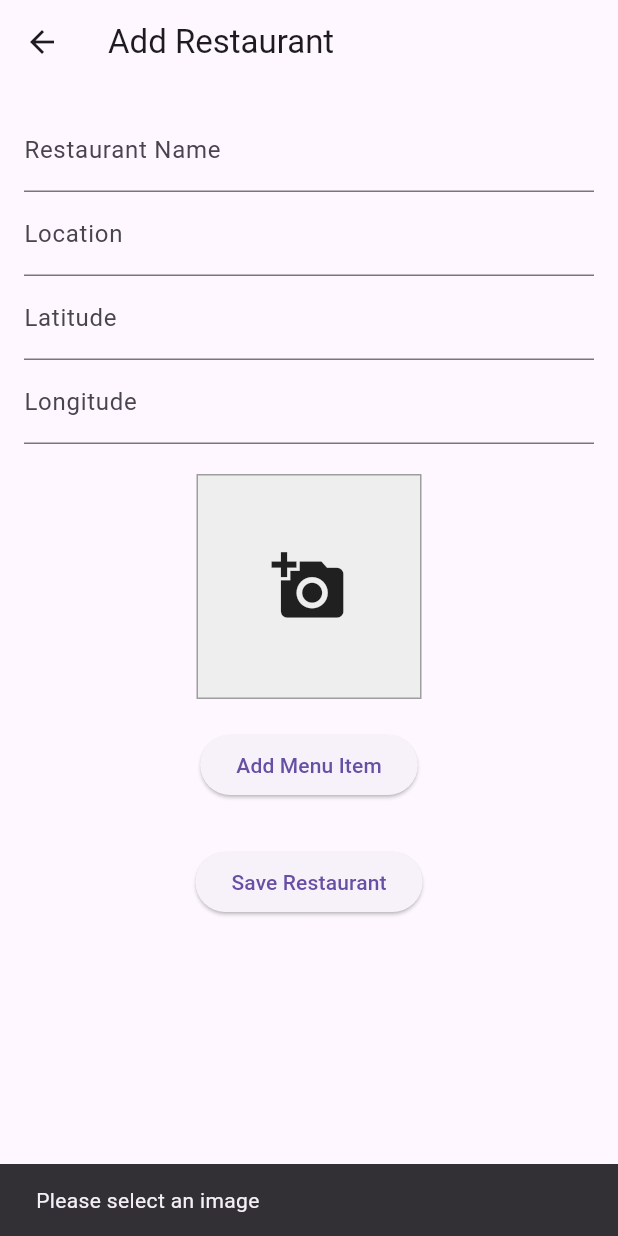
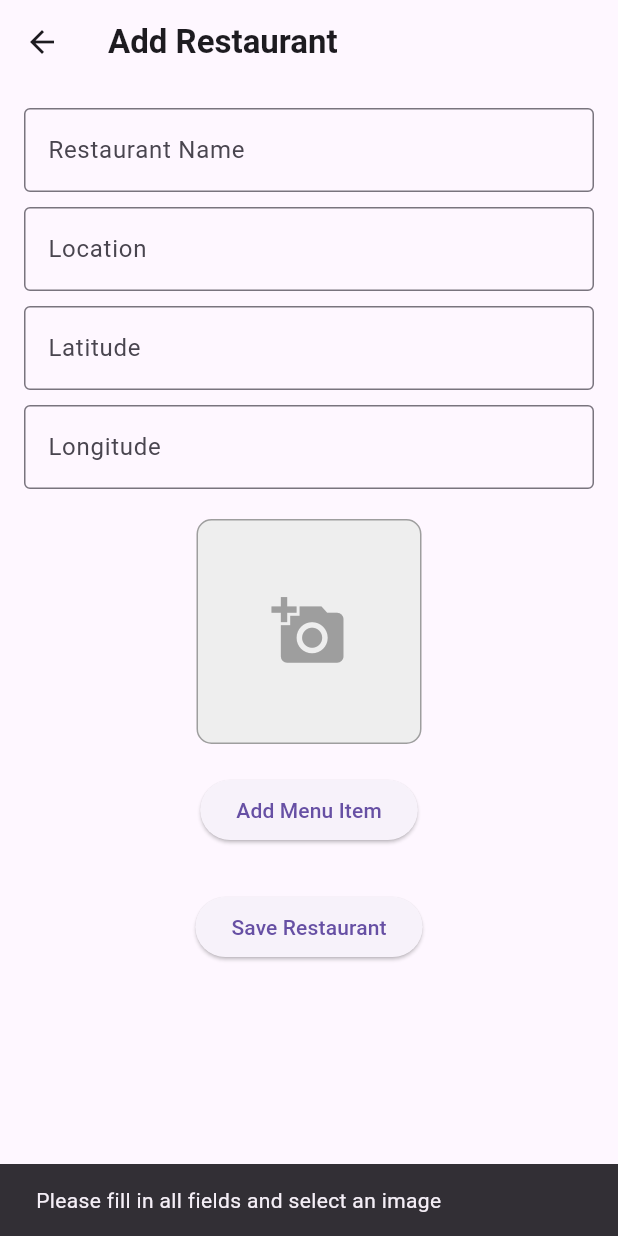
Before and after one commit to Zwl112512/asm2, a Flutter app: the AdminAddRestaurantPage screen opened by its route, after a tap on "Save Restaurant", on a phone screen of 412 x 824 dp. Run offline on Flutter 3.47's test engine with Material 3 defaults, Android fonts, the phone set to English and light mode, and no system bars; our stand-ins replace cloud_firestore, dash_chat_2, firebase_auth, firebase_core, firebase_storage, geolocator and 2 more; missing offline and left inert: chat_gpt_sdk; accounts and stored records are empty.

Commit message:
Update AdminAddRestaurantPage.dart

```diff
--- a/lib/screens/AdminAddRestaurantPage.dart
+++ b/lib/screens/AdminAddRestaurantPage.dart
@@ -15,8 +15,6 @@ class _AdminAddRestaurantPageState extends State<AdminAddRestaurantPage> {
   final TextEditingController latitudeController = TextEditingController();
   final TextEditingController longitudeController = TextEditingController();
   File? _imageFile;
-
-  // 菜单项列表
   List<Map<String, dynamic>> menuItems = [];
 
   Future<void> _pickImage() async {
@@ -29,16 +27,26 @@ class _AdminAddRestaurantPageState extends State<AdminAddRestaurantPage> {
   }
 
   Future<void> _saveRestaurant() async {
-    if (_imageFile == null) {
+    if (_imageFile == null ||
+        nameController.text.trim().isEmpty ||
+        locationController.text.trim().isEmpty ||
+        latitudeController.text.trim().isEmpty ||
+        longitudeController.text.trim().isEmpty) {
       ScaffoldMessenger.of(context).showSnackBar(
-        SnackBar(content: Text('Please select an image')),
+        SnackBar(content: Text('Please fill in all fields and select an image')),
+      );
+      return;
+    }
+
+    if (menuItems.isEmpty) {
+      ScaffoldMessenger.of(context).showSnackBar(
+        SnackBar(content: Text('Menu must have at least one item')),
       );
       return;
     }
 
     try {
-      final imageUrl =
-      await FirebaseStorageHelper.uploadImage(_imageFile!, 'restaurant_images');
+      final imageUrl = await FirebaseStorageHelper.uploadImage(_imageFile!, 'restaurant_images');
 
       if (imageUrl != null) {
         await FirestoreHelper.addDocument('restaurants', {
@@ -47,13 +55,13 @@ class _AdminAddRestaurantPageState extends State<AdminAddRestaurantPage> {
           'latitude': double.parse(latitudeController.text.trim()),
           'longitude': double.parse(longitudeController.text.trim()),
           'image': imageUrl,
-          'menu': menuItems, // 将菜单项保存到数据库
+          'menu': menuItems,
         });
 
         ScaffoldMessenger.of(context).showSnackBar(
           SnackBar(content: Text('Restaurant added successfully')),
         );
-        Navigator.pop(context); // 返回上一页面
+        Navigator.pop(context);
       } else {
         throw Exception('Image upload failed');
       }
@@ -72,7 +80,7 @@ class _AdminAddRestaurantPageState extends State<AdminAddRestaurantPage> {
     await showDialog(
       context: context,
       builder: (context) => AlertDialog(
-        title: Text('Add Menu Item'),
+        title: Text('Add Menu Item', style: TextStyle(fontWeight: FontWeight.bold)),
         content: SingleChildScrollView(
           child: Column(
             children: [
@@ -88,8 +96,7 @@ class _AdminAddRestaurantPageState extends State<AdminAddRestaurantPage> {
               SizedBox(height: 10),
               GestureDetector(
                 onTap: () async {
-                  final selectedImage =
-                  await ImagePickerHelper.pickImageFromGallery();
+                  final selectedImage = await ImagePickerHelper.pickImageFromGallery();
                   if (selectedImage != null) {
                     setState(() {
                       menuItemImageFile = selectedImage;
@@ -101,11 +108,15 @@ class _AdminAddRestaurantPageState extends State<AdminAddRestaurantPage> {
                   height: 100,
                   decoration: BoxDecoration(
                     color: Colors.grey[200],
+                    borderRadius: BorderRadius.circular(10),
                     border: Border.all(color: Colors.grey),
                   ),
                   child: menuItemImageFile == null
-                      ? Icon(Icons.add_a_photo, size: 50)
-                      : Image.file(menuItemImageFile!, fit: BoxFit.cover),
+                      ? Icon(Icons.add_a_photo, size: 50, color: Colors.grey)
+                      : ClipRRect(
+                    borderRadius: BorderRadius.circular(10),
+                    child: Image.file(menuItemImageFile!, fit: BoxFit.cover),
+                  ),
                 ),
               ),
             ],
@@ -154,29 +165,43 @@ class _AdminAddRestaurantPageState extends State<AdminAddRestaurantPage> {
   Widget build(BuildContext context) {
     return Scaffold(
       appBar: AppBar(
-        title: Text('Add Restaurant'),
+        title: Text('Add Restaurant', style: TextStyle(fontWeight: FontWeight.bold)),
       ),
-      body: Padding(
+      body: SingleChildScrollView(
         padding: const EdgeInsets.all(16.0),
-        child: SingleChildScrollView(
         child: Column(
           children: [
             TextField(
               controller: nameController,
-                decoration: InputDecoration(labelText: 'Restaurant Name'),
+              decoration: InputDecoration(
+                labelText: 'Restaurant Name',
+                border: OutlineInputBorder(),
               ),
+            ),
+            SizedBox(height: 10),
             TextField(
               controller: locationController,
-                decoration: InputDecoration(labelText: 'Location'),
+              decoration: InputDecoration(
+                labelText: 'Location',
+                border: OutlineInputBorder(),
               ),
+            ),
+            SizedBox(height: 10),
             TextField(
               controller: latitudeController,
-                decoration: InputDecoration(labelText: 'Latitude'),
+              decoration: InputDecoration(
+                labelText: 'Latitude',
+                border: OutlineInputBorder(),
+              ),
               keyboardType: TextInputType.number,
             ),
+            SizedBox(height: 10),
             TextField(
               controller: longitudeController,
-                decoration: InputDecoration(labelText: 'Longitude'),
+              decoration: InputDecoration(
+                labelText: 'Longitude',
+                border: OutlineInputBorder(),
+              ),
               keyboardType: TextInputType.number,
             ),
             SizedBox(height: 20),
@@ -188,10 +213,14 @@ class _AdminAddRestaurantPageState extends State<AdminAddRestaurantPage> {
                 decoration: BoxDecoration(
                   color: Colors.grey[200],
                   border: Border.all(color: Colors.grey),
+                  borderRadius: BorderRadius.circular(10),
                 ),
                 child: _imageFile == null
-                      ? Icon(Icons.add_a_photo, size: 50)
-                      : Image.file(_imageFile!, fit: BoxFit.cover),
+                    ? Icon(Icons.add_a_photo, size: 50, color: Colors.grey)
+                    : ClipRRect(
+                  borderRadius: BorderRadius.circular(10),
+                  child: Image.file(_imageFile!, fit: BoxFit.cover),
+                ),
               ),
             ),
             SizedBox(height: 20),
@@ -206,15 +235,21 @@ class _AdminAddRestaurantPageState extends State<AdminAddRestaurantPage> {
               itemCount: menuItems.length,
               itemBuilder: (context, index) {
                 final menuItem = menuItems[index];
-                  return ListTile(
-                    leading: Image.network(
+                return Card(
+                  margin: EdgeInsets.symmetric(vertical: 5),
+                  child: ListTile(
+                    leading: ClipRRect(
+                      borderRadius: BorderRadius.circular(10),
+                      child: Image.network(
                         menuItem['image'],
                         width: 50,
                         height: 50,
                         fit: BoxFit.cover,
                       ),
+                    ),
                     title: Text(menuItem['name']),
                     subtitle: Text('\$${menuItem['price'].toStringAsFixed(2)}'),
+                  ),
                 );
               },
             ),
@@ -226,7 +261,6 @@ class _AdminAddRestaurantPageState extends State<AdminAddRestaurantPage> {
           ],
         ),
       ),
-      ),
     );
   }
 }
```
Lines whose indentation alone changed are shown as unchanged.
